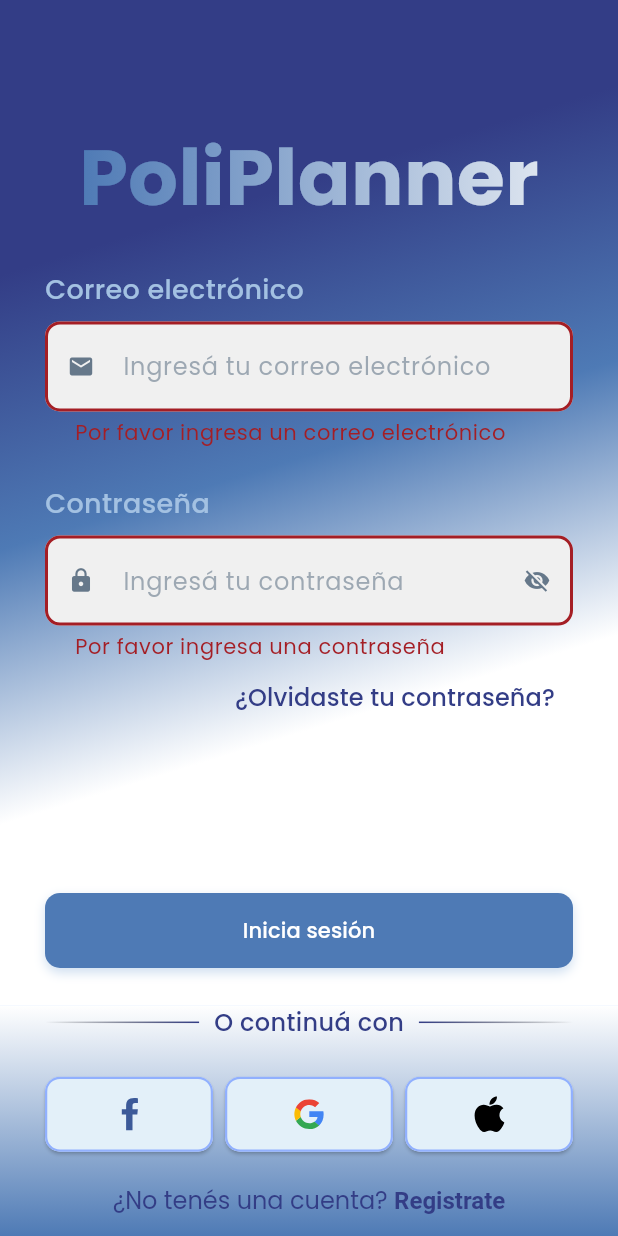
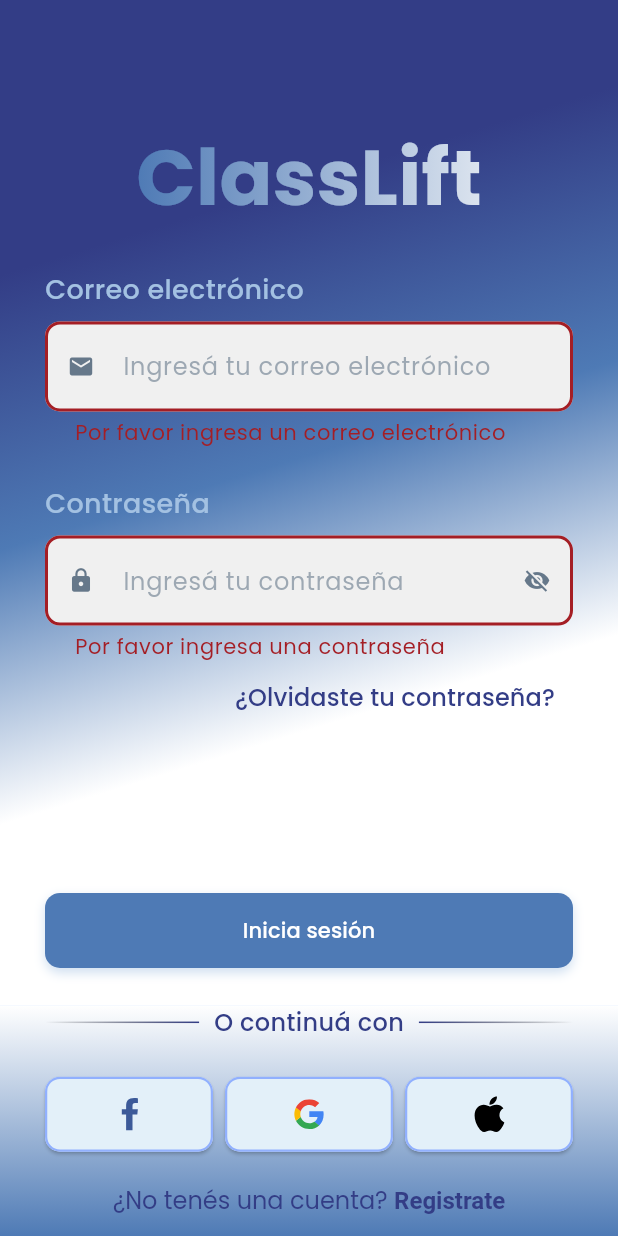
Before and after one commit to enriquepitta/classlift, a Flutter app: the screen it shows after launch, after a tap on "Inicia sesión", on a phone screen of 412 x 824 dp. Run offline on Flutter 3.47's test engine with Material 3 defaults, Android fonts, the phone set to English and light mode, and no system bars; our stand-ins replace firebase_auth, firebase_core, flutter_svg, lottie; accounts and stored records are empty.

Commit message:
Flujo de verificacion de correo

```diff
--- a/lib/main.dart
+++ b/lib/main.dart
@@ -1,3 +1,4 @@
+import 'package:classify/core/routes/app_routes.dart';
 import 'package:flutter/material.dart';
 import 'package:firebase_core/firebase_core.dart';
 import 'screens/splash_screen.dart';
--- a/lib/screens/login_page.dart
+++ b/lib/screens/login_page.dart
@@ -1,9 +1,11 @@
+import 'package:classify/core/routes/app_routes.dart';
+import 'package:classify/screens/forgot_password_screen.dart';
 import 'package:classify/screens/home_screen.dart';
 import 'package:flutter/material.dart';
 import 'package:classify/components/background_gradient.dart';
 import 'package:classify/components/textfield_label.dart';
 import 'package:classify/components/sign_button_row.dart';
-import 'package:classify/screens/forgot_password_screen.dart';
+import 'package:classify/core/routes/app_routes.dart';
 import 'package:firebase_auth/firebase_auth.dart';
 import 'package:lottie/lottie.dart';
 import 'verification_email_screen.dart';
@@ -92,7 +94,7 @@ class _LoginPageState extends State<LoginPage> {
                                     ).createShader(bounds);
                                   },
                                   child: Text(
-                                    'PoliPlanner',
+                                    'ClassLift',
                                     style: TextStyle(
                                       fontWeight: FontWeight.bold,
                                       fontSize: 52,
--- a/lib/screens/splash_screen.dart
+++ b/lib/screens/splash_screen.dart
@@ -1,7 +1,7 @@
+import 'package:classify/core/routes/app_routes.dart';
+import 'package:classify/screens/login_page.dart';
 import 'package:flutter/material.dart';
 import 'package:lottie/lottie.dart';
-import 'login_page.dart';
-import 'package:firebase_core/firebase_core.dart';
 
 class SplashScreen extends StatefulWidget {
   const SplashScreen({super.key});
@@ -11,37 +11,16 @@ class SplashScreen extends StatefulWidget {
 }
 
 class _SplashScreenState extends State<SplashScreen> with TickerProviderStateMixin {
-  String _statusMessage = 'Verificando Firebase...';
   late AnimationController _animationController;
 
   @override
   void initState() {
     super.initState();
-
     // Inicializar el controlador de animación
-    _animationController = AnimationController(vsync: this);
-
-    // Verificar la inicialización de Firebase
-    // _checkFirebaseInitialization();
-  }
-
-  void _checkFirebaseInitialization() async {
-    try {
-      // Verifica si Firebase está inicializado
-      if (Firebase.apps.isNotEmpty) {
-        setState(() {
-          _statusMessage = 'Firebase está inicializado';
-        });
-      } else {
-        setState(() {
-          _statusMessage = 'Firebase no está inicializado';
-        });
-      }
-    } catch (e) {
-      setState(() {
-        _statusMessage = 'Error al verificar Firebase: $e';
-      });
-    }
+    _animationController = AnimationController(
+        vsync: this,
+        duration: const Duration(seconds: 4),
+    );
   }
 
   void _navigateToNextScreen() {
@@ -78,7 +57,7 @@ class _SplashScreenState extends State<SplashScreen> with TickerProviderStateMix
             mainAxisAlignment: MainAxisAlignment.center,
             children: [
               Lottie.asset(
-                'assets/lottie/classify_splash.json',
+                'assets/lottie/classlift_splash.json',
                 width: 150,
                 height: 150,
                 fit: BoxFit.contain,
@@ -98,15 +77,6 @@ class _SplashScreenState extends State<SplashScreen> with TickerProviderStateMix
                 },
               ),
               const SizedBox(height: 20),
-              // Text(
-              //   _statusMessage,
-              //   textAlign: TextAlign.center,
-              //   style: const TextStyle(
-              //     fontSize: 16,
-              //     color: Colors.white,
-              //     fontWeight: FontWeight.w600,
-              //   ),
-              // ),
             ],
           ),
         ),
--- a/pubspec.yaml
+++ b/pubspec.yaml
@@ -76,6 +76,7 @@ flutter:
     - assets/lottie/successful_green.json
     - assets/lottie/successful_blue.json
     - assets/lottie/success_man.json
+    - assets/lottie/classlift_splash.json
   fonts:
     - family: AnekLatin
       fonts:
```
Also changed, not shown: assets/lottie/classlift_splash.json (added, +1 -0 lines).
